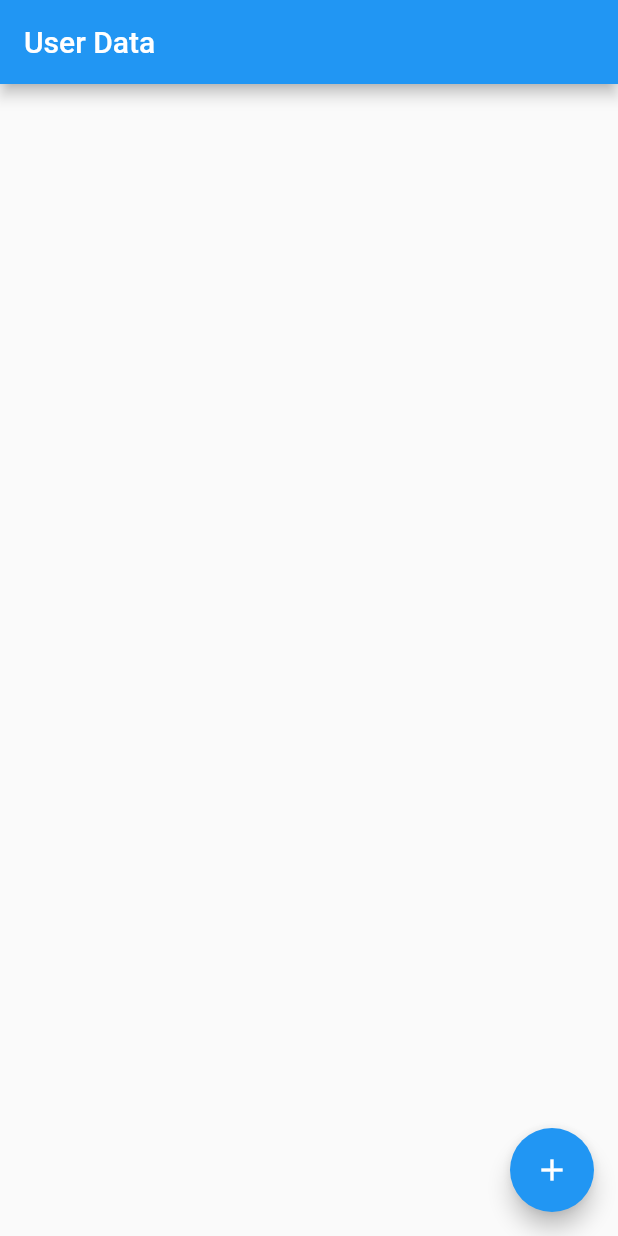
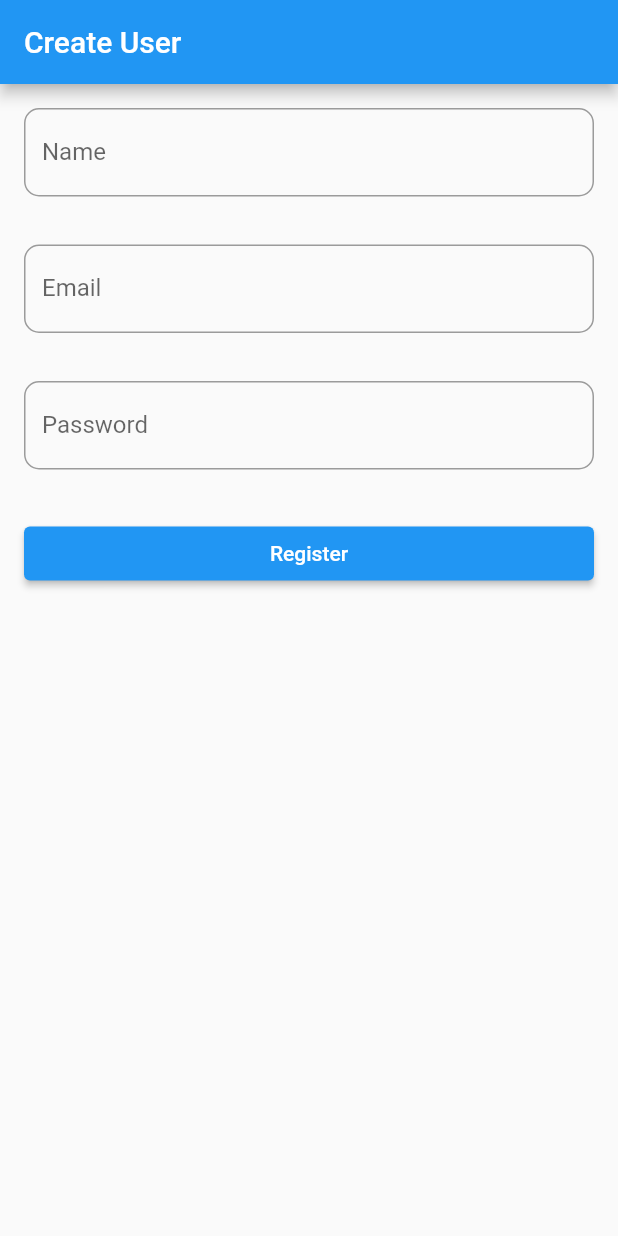
Before and after one commit to siddharth4u/firebase_demo, a Flutter app: the screen it shows after launch, on a phone screen of 412 x 824 dp. Run offline on Flutter 3.47's test engine with Material 2 defaults, Android fonts, the phone set to English and light mode, and no system bars; our stand-ins replace cloud_firestore, file_picker, firebase_auth, firebase_core, firebase_storage, image_picker; accounts and stored records are empty.

Commit message:
Create user with Email and Password

```diff
--- /dev/null
+++ b/lib/create_user.dart
@@ -0,0 +1,120 @@
+import 'package:flutter/material.dart';
+import 'package:firebase_auth/firebase_auth.dart';
+
+class CreateUser extends StatefulWidget {
+  @override
+  _CreateUserState createState() => _CreateUserState();
+}
+
+class _CreateUserState extends State<CreateUser> {
+  //
+  FirebaseAuth firebaseAuth = FirebaseAuth.instance;
+  TextEditingController nameController = TextEditingController();
+  TextEditingController emailController = TextEditingController();
+  TextEditingController passwordController = TextEditingController();
+
+  //
+  @override
+  void initState() {
+    super.initState();
+  }
+
+  //
+  @override
+  void dispose() {
+    super.dispose();
+    nameController.dispose();
+    emailController.dispose();
+    passwordController.dispose();
+  }
+
+  //
+  @override
+  Widget build(BuildContext context) {
+    return Scaffold(
+      appBar: AppBar(
+        title: Text('Create User'),
+      ),
+
+      //
+      body: ListView(
+        padding: EdgeInsets.all(16),
+        children: [
+          // name
+          TextField(
+            controller: nameController,
+            decoration: InputDecoration(
+              hintText: 'Name',
+              labelText: 'Name',
+              border: OutlineInputBorder(
+                borderRadius: BorderRadius.circular(10),
+              ),
+            ),
+          ),
+
+          SizedBox(height: 32),
+
+          // email
+          TextField(
+            controller: emailController,
+            decoration: InputDecoration(
+              hintText: 'Email',
+              labelText: 'Email',
+              border: OutlineInputBorder(
+                borderRadius: BorderRadius.circular(10),
+              ),
+            ),
+          ),
+
+          SizedBox(height: 32),
+
+          // password
+          TextField(
+            controller: passwordController,
+            obscureText: true,
+            decoration: InputDecoration(
+              hintText: 'Password',
+              labelText: 'Password',
+              border: OutlineInputBorder(
+                borderRadius: BorderRadius.circular(10),
+              ),
+            ),
+          ),
+
+          SizedBox(height: 32),
+
+          // register button
+          ElevatedButton(
+            child: Text('Register'),
+            onPressed: () {
+              registerUser();
+            },
+          ),
+        ],
+      ),
+    );
+  }
+
+  Future<void> registerUser() async {
+    try {
+      UserCredential userCredential =
+          await firebaseAuth.createUserWithEmailAndPassword(
+        email: emailController.text,
+        password: passwordController.text,
+      );
+
+      User? user = userCredential.user;
+
+      user!.updateDisplayName(nameController.text);
+
+
+      if (user != null) {
+        print('User registered');
+      } else {
+        print('Unable to register user');
+      }
+    } on FirebaseAuthException catch (error) {
+      print('Got error : ${error.message}');
+    }
+  }
+}
--- a/lib/main.dart
+++ b/lib/main.dart
@@ -2,6 +2,7 @@ import 'package:flutter/material.dart';
 import 'package:firebase_core/firebase_core.dart';
 import 'package:cloud_firestore/cloud_firestore.dart';
 
+import 'create_user.dart';
 import 'get_profile.dart';
 import 'image_upload.dart';
 import 'read_data.dart';
@@ -21,7 +22,7 @@ class MyApp extends StatelessWidget {
   Widget build(BuildContext context) {
     return MaterialApp(
       debugShowCheckedModeBanner: false,
-      home: ShowProfileWithStream(),
+      home: CreateUser(),
     );
   }
 }
--- a/pubspec.yaml
+++ b/pubspec.yaml
@@ -32,6 +32,7 @@ dependencies:
   firebase_storage:
   image_picker:
   file_picker:
+  firebase_auth:
 
 dev_dependencies:
   flutter_test:
```
Also changed, not shown: pubspec.lock.
